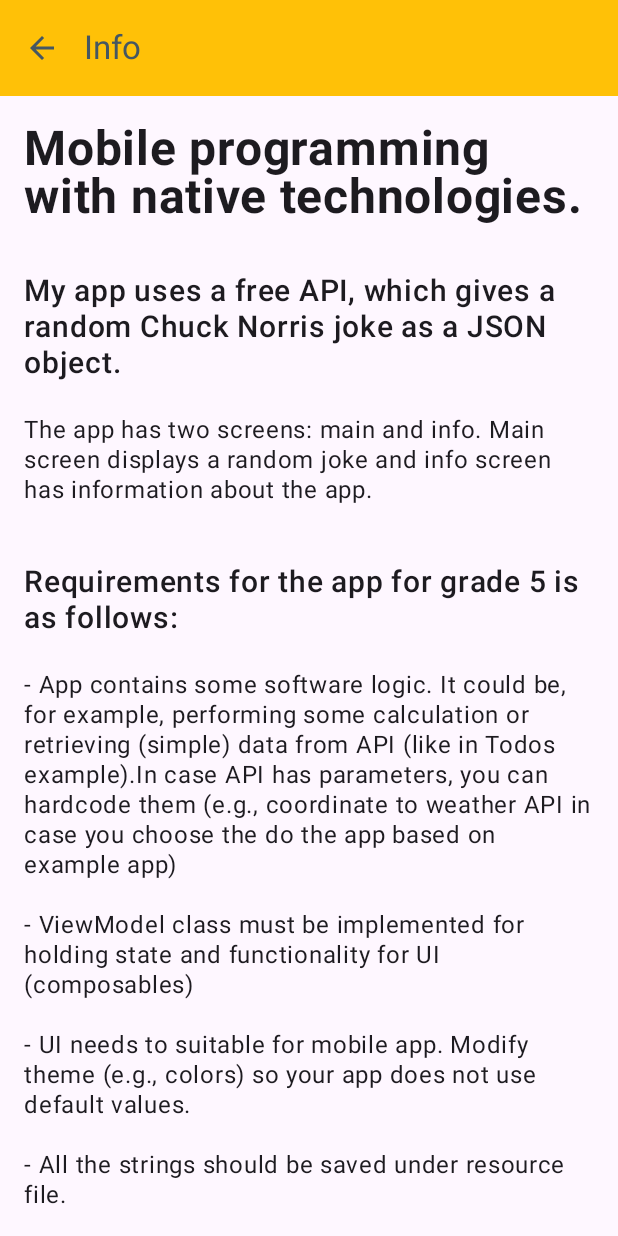
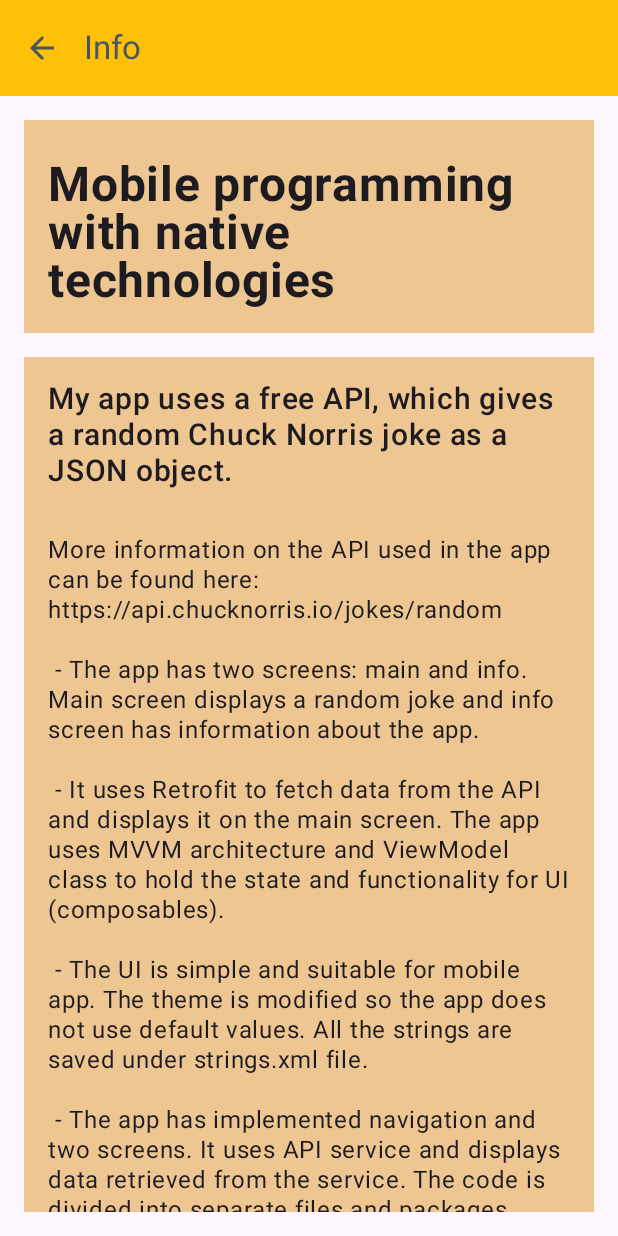
Before and after one commit to Majuniemi/Mobiiliohjelmointi-natiiviteknologioilla-lopputyo, an Android app built with Jetpack Compose: the InfoScreen screen opened through its navigation route, on a phone screen of 412 x 824 dp. Run offline under Robolectric (Android 15) with nearby library versions, the phone set to English and light mode, and no system bars; pictures from the network do not load.

Commit message:
Main screen ulkomuotoa muokattu, info screeniin lisatty tekstille alustat, kaikki stringit muutettu string-resourceiksi

```diff
--- a/app/src/main/java/com/example/grade_five/ui/InfoScreen.kt
+++ b/app/src/main/java/com/example/grade_five/ui/InfoScreen.kt
@@ -1,6 +1,12 @@
 package com.example.grade_five.ui
 
+import androidx.compose.foundation.background
+import androidx.compose.foundation.layout.Box
+import androidx.compose.foundation.layout.Column
+import androidx.compose.foundation.layout.Spacer
 import androidx.compose.foundation.layout.fillMaxSize
+import androidx.compose.foundation.layout.fillMaxWidth
+import androidx.compose.foundation.layout.height
 import androidx.compose.foundation.layout.padding
 import androidx.compose.foundation.lazy.LazyColumn
 import androidx.compose.material3.Scaffold
@@ -10,54 +16,81 @@ import androidx.compose.ui.Modifier
 import androidx.compose.ui.unit.dp
 import androidx.navigation.NavController
 import androidx.compose.material3.MaterialTheme
+import androidx.compose.ui.res.stringResource
+import com.example.grade_five.R
 
 @Composable
 fun InfoScreen(navController: NavController) {
     Scaffold(
         topBar = {
-            ScreenTopBar("Info", navController)
+            ScreenTopBar(stringResource(R.string.info_screen_topbar_header), navController)
         },
         content = { paddingValues ->
             LazyColumn(
                 modifier = Modifier
                     .fillMaxSize()
                     .padding(paddingValues)
-                    .padding(16.dp)
+                    .padding(horizontal = 16.dp)
+                    .padding(bottom = 16.dp)
             ) {
                 item {
-                    Text(style = MaterialTheme.typography.headlineSmall,
-                        text = "Mobile programming with native technologies.\n")
+                    Spacer(modifier = Modifier.height(16.dp))
+                    Box(
+                        modifier = Modifier
+                            .fillMaxWidth()
+                            .background(MaterialTheme.colorScheme.secondaryContainer)
+                            .padding(16.dp)
+                    ) {
+                        Column {
+                            Text(
+                                style = MaterialTheme.typography.headlineSmall,
+                                text = stringResource(R.string.course_name),
+                                modifier = Modifier.padding(top = 8.dp)
+                            )
+                        }
+                    }
                 }
                 item {
-                    Text(style = MaterialTheme.typography.bodyLarge,
-                        text = "My app uses a free API, which gives a random Chuck Norris joke as a JSON object. \n")
+                    Spacer(modifier = Modifier.height(16.dp))
+                    Box(
+                        modifier = Modifier
+                            .fillMaxWidth()
+                            .background(MaterialTheme.colorScheme.secondaryContainer)
+                            .padding(16.dp)
+                    ) {
+                        Column {
+                            Text(
+                                style = MaterialTheme.typography.bodyLarge,
+                                text = stringResource(R.string.info_header_1)
+                            )
+                            Spacer(modifier = Modifier.height(8.dp))
+                            Text(
+                                style = MaterialTheme.typography.bodySmall,
+                                text = stringResource(R.string.app_description)
+                            )
+                        }
+                    }
                 }
                 item {
-                    Text(style = MaterialTheme.typography.bodySmall,
-                        text = "The app has two screens: main and info. Main screen displays a random joke and info screen has information about the app.\n\n")
-                }
-                item {
-                    Text(style = MaterialTheme.typography.bodyLarge,
-                        text = "Requirements for the app for grade 5 is as follows:\n")
-                }
-                item {
-                    Text(style = MaterialTheme.typography.bodySmall,
-                        text = "- App contains some software logic. It could be, for example, performing some calculation " +
-                                "or retrieving (simple) data from API (like in Todos example)." +
-                                "In case API has parameters, you can hardcode them (e.g., coordinate to weather API in case you choose the do the app based on example app)\n\n" +
-                                "- ViewModel class must be implemented for holding state and functionality for UI (composables)\n\n" +
-                                "- UI needs to suitable for mobile app. Modify theme (e.g., colors) so your app does not use default values.\n\n" +
-                                "- All the strings should be saved under resource file.\n\n" +
-                                "- Implement navigation and a simple screen (e.g., info screen). App must have at" +
-                                "least two screens (main and info).\n\n" +
-                                "- App must use API service and display data retrieved from the service.\n\n" +
-                                "- App must implement MVVM architecture.\n\n" +
-                                "- Code is divided into separate files and packages.\n\n" +
-                                "- Possible errors are handled (e.g., if API does not return anything or there is an error, a message is displayed).\n\n" +
-                                "- When data is loaded on the background, a message (or spinner) is displayed to the user on UI.\n\n" +
-                                "App for grade 5 may contain also following features:\n" +
-                                "- Displaying an image (using Coil library)."
-                    )
+                    Spacer(modifier = Modifier.height(16.dp))
+                    Box(
+                        modifier = Modifier
+                            .fillMaxWidth()
+                            .background(MaterialTheme.colorScheme.secondaryContainer)
+                            .padding(16.dp)
+                    ) {
+                        Column {
+                            Text(
+                                style = MaterialTheme.typography.bodyLarge,
+                                text = stringResource(R.string.requirements_header)
+                            )
+                            Spacer(modifier = Modifier.height(8.dp))
+                            Text(
+                                style = MaterialTheme.typography.bodySmall,
+                                text = stringResource(R.string.app_requirements)
+                            )
+                        }
+                    }
                 }
             }
         }
--- a/app/src/main/java/com/example/grade_five/ui/MainScreen.kt
+++ b/app/src/main/java/com/example/grade_five/ui/MainScreen.kt
@@ -20,13 +20,14 @@ import androidx.compose.ui.Modifier
 import androidx.navigation.NavController
 import androidx.compose.material3.MaterialTheme
 import androidx.compose.ui.Alignment
-import androidx.compose.ui.layout.ContentScale
+import androidx.compose.ui.res.stringResource
 import androidx.compose.ui.text.style.TextAlign
 import androidx.compose.ui.unit.dp
 import androidx.lifecycle.viewmodel.compose.viewModel
 import com.example.grade_five.viewmodel.GradeFiveState
 import com.example.grade_five.viewmodel.GradeFiveViewModel
 import coil.compose.AsyncImage
+import com.example.grade_five.R
 
 
 @Composable
@@ -38,7 +39,7 @@ fun MainScreen(
 
     Scaffold(
         topBar = {
-            MainTopBar("Chuck Norris Jokes", navController)
+            MainTopBar(stringResource(R.string.topbar_app_name), navController)
         },
         content = { paddingValues ->
             Box(
@@ -59,7 +60,7 @@ fun MainScreen(
                         Column(
                             horizontalAlignment = Alignment.CenterHorizontally,
                             modifier = Modifier
-                                .padding(32.dp)
+                                .padding(16.dp)
                                 .background(MaterialTheme.colorScheme.secondaryContainer)
                                 .padding(16.dp),
                             verticalArrangement = Arrangement.Top
@@ -70,46 +71,53 @@ fun MainScreen(
                             ) {
                                 AsyncImage(
                                     model = joke.iconUrl,
-                                    contentDescription = "Chuck Norris Icon",
+                                    contentDescription = stringResource(R.string.image_content_description),
                                     modifier = Modifier.size(64.dp)
                                 )
                                 Spacer(modifier = Modifier.height(16.dp))
                                 Text(
                                     style = MaterialTheme.typography.headlineSmall,
-                                    text = "Joke of the day"
+                                    text = stringResource(R.string.main_screen_header)
                                 )
-                            }
-                            Spacer(modifier = Modifier.height(16.dp))
-                            Column(
-                                horizontalAlignment = Alignment.CenterHorizontally,
-                                modifier = Modifier.fillMaxWidth()
-                            ) {
+                                Spacer(modifier = Modifier.height(16.dp))
                                 Text(
-                                    style = MaterialTheme.typography.bodyLarge,
+                                    style = MaterialTheme.typography.bodyMedium,
                                     text = joke.value,
                                     textAlign = TextAlign.Center,
                                     modifier = Modifier
                                         .fillMaxWidth(0.7f)
                                 )
+                                Spacer(modifier = Modifier.height(16.dp))
                             }
-                            Spacer(modifier = Modifier.height(16.dp))
-                            Column {
-                                Button(
-                                    onClick = { viewModel.getJoke() },
-                                    colors = ButtonDefaults.buttonColors(
-                                        containerColor = MaterialTheme.colorScheme.secondary
-                                    )
-                                ) { Text("Get new joke") }
-                            }
-
                         }
                     }
                     is GradeFiveState.Error -> {
                         Text(
                             style = MaterialTheme.typography.bodyLarge,
-                            text = "Error fetching joke"
+                            text = stringResource(R.string.fetching_joke_error_message),
+                            modifier = Modifier.padding(16.dp),
+                            color = MaterialTheme.colorScheme.error
                         )
                     }
+                }
+                Spacer(modifier = Modifier.height(16.dp))
+                Button(
+                    onClick = { viewModel.getJoke() },
+                    colors = ButtonDefaults.buttonColors(
+                        containerColor = MaterialTheme.colorScheme.secondary,
+                        contentColor = MaterialTheme.colorScheme.primary
+                    ),
+                    modifier = Modifier
+                        .align(Alignment.BottomCenter)
+                        .fillMaxWidth()
+                        .padding(vertical = 16.dp)
+                        .padding(horizontal = 16.dp),
+                    shape = MaterialTheme.shapes.extraSmall
+                ) {
+                    Text(
+                        stringResource(R.string.get_a_new_joke_button),
+                        style = MaterialTheme.typography.bodyLarge
+                    )
                 }
             }
         }
--- a/app/src/main/java/com/example/grade_five/ui/TopBars.kt
+++ b/app/src/main/java/com/example/grade_five/ui/TopBars.kt
@@ -1,18 +1,28 @@
 package com.example.grade_five.ui
 
+import androidx.compose.foundation.layout.padding
 import androidx.compose.material.icons.Icons
 import androidx.compose.material.icons.filled.ArrowBack
 import androidx.compose.material.icons.filled.MoreVert
 import androidx.compose.material3.*
 import androidx.compose.runtime.*
+import androidx.compose.ui.Modifier
+import androidx.compose.ui.res.stringResource
+import androidx.compose.ui.unit.dp
 import androidx.navigation.NavController
+import com.example.grade_five.R
 
 @OptIn(ExperimentalMaterial3Api::class)
 @Composable
 fun MainTopBar(title: String, navController: NavController) {
     var expanded by remember { mutableStateOf(false) }
     TopAppBar(
-        title = { Text(title) },
+        title = {
+            Text(
+                title,
+                modifier = Modifier.padding(start = 8.dp)
+            )
+        },
         colors = TopAppBarDefaults.topAppBarColors(
             containerColor = MaterialTheme.colorScheme.primary,
             actionIconContentColor = MaterialTheme.colorScheme.secondary,
@@ -29,7 +39,7 @@ fun MainTopBar(title: String, navController: NavController) {
                 expanded = expanded,
                 onDismissRequest = { expanded = false }) {
                 DropdownMenuItem(
-                    text = { Text("Info") },
+                    text = { Text(stringResource(R.string.info_screen_menu_name)) },
                     onClick = { navController.navigate("info") }
                 )
             }
--- a/app/src/main/java/com/example/grade_five/ui/theme/Color.kt
+++ b/app/src/main/java/com/example/grade_five/ui/theme/Color.kt
@@ -4,7 +4,7 @@ import androidx.compose.ui.graphics.Color
 
 val Amber80 = Color(0xFFFFA000)
 val BlueGrey80 = Color(0xFF435862)
-val Pink80 = Color(0xFF2F2924)
+val Pink80 = Color(0xFF4F3D24)
 
 val Amber40 = Color(0xFFFFC107)
 val BlueGrey40 = Color(0xFF455762)
--- a/app/src/main/java/com/example/grade_five/ui/theme/Type.kt
+++ b/app/src/main/java/com/example/grade_five/ui/theme/Type.kt
@@ -29,6 +29,11 @@ val Typography = Typography(
         lineHeight = 20.sp,
         letterSpacing = 0.5.sp
     ),
-
-
+    bodyMedium = TextStyle(
+        fontFamily = FontFamily.Default,
+        fontWeight = FontWeight.Normal,
+        fontSize = 18.sp,
+        lineHeight = 24.sp,
+        letterSpacing = 0.5.sp
+    )
 )
--- a/app/src/main/res/values/strings.xml
+++ b/app/src/main/res/values/strings.xml
@@ -1,3 +1,45 @@
 <resources>
     <string name="app_name">Grade_five</string>
+    <string name="course_name">Mobile programming with native technologies</string>
+    <string name="info_header_1">My app uses a free API, which gives a random Chuck Norris joke as a JSON object. \n</string>
+    <string name="app_description">
+        <![CDATA[
+        More information on the API used in the app can be found here: https://api.chucknorris.io/jokes/random\n\n
+        - The app has two screens: main and info. Main screen displays a random joke and info screen has information about the app.\n\n
+        - It uses Retrofit to fetch data from the API and displays it on the main screen. The app uses MVVM architecture and ViewModel class to hold the state and functionality for UI (composables).\n\n
+        - The UI is simple and suitable for mobile app. The theme is modified so the app does not use default values. All the strings are saved under strings.xml file.\n\n
+        - The app has implemented navigation and two screens. It uses API service and displays data retrieved from the service. The code is divided into separate files and packages.\n\n
+        - Possible errors are handled, for example, if API does not return anything or there is an error, a message is displayed.\n\n
+        - When data is loaded on the background, a custom spinner icon is displayed to the user on UI.\n\n
+        - It also displays an image using Coil library.
+        ]]>
+    </string>
+    <string name="requirements_header">Requirements for the app for grade 5 is as follows:\n</string>
+    <string name="app_requirements">
+        <![CDATA[
+        - App contains some software logic. It could be, for example, performing some calculation
+        or retrieving (simple) data from API (like in Todos example).
+        In case API has parameters, you can hardcode them (e.g., coordinate to weather API in case you choose to do the app based on example app)\n\n
+        - ViewModel class must be implemented for holding state and functionality for UI (composables)\n\n
+        - UI needs to be suitable for mobile app. Modify theme (e.g., colors) so your app does not use default values.\n\n
+        - All the strings should be saved under resource file.\n\n
+        - Implement navigation and a simple screen (e.g., info screen). App must have at
+        least two screens (main and info).\n\n
+        - App must use API service and display data retrieved from the service.\n\n
+        - App must implement MVVM architecture.\n\n
+        - Code is divided into separate files and packages.\n\n
+        - Possible errors are handled (e.g., if API does not return anything or there is an error, a message is displayed).\n\n
+        - When data is loaded on the background, a message (or spinner) is displayed to the user on UI.\n\n
+        App for grade 5 may contain also following features:\n
+        - Displaying an image (using Coil library).
+        ]]>
+    </string>
+    <string name="info_screen_topbar_header">Info</string>
+    <string name="info_screen_menu_name">Info</string>
+    <string name="topbar_app_name">Chuck Norris Jokes</string>
+    <string name="image_content_description">Chuck Norris Icon</string>
+    <string name="main_screen_header">Joke of the day</string>
+    <string name="get_a_new_joke_button">GET A NEW JOKE</string>
+    <string name="fetching_joke_error_message">Error fetching a joke</string>
+
 </resources>
```
Also changed, not shown: 2 other files.
